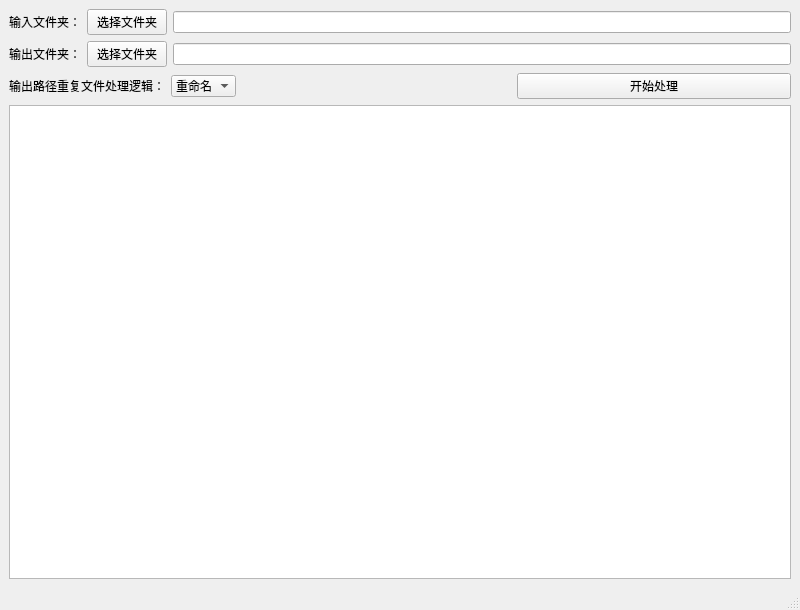
Before: the Qt Designer form frontendQT/salesStatTool/mainwindow.ui in niokia0v0/AutoOfficeFramework, drawn with Qt 5.
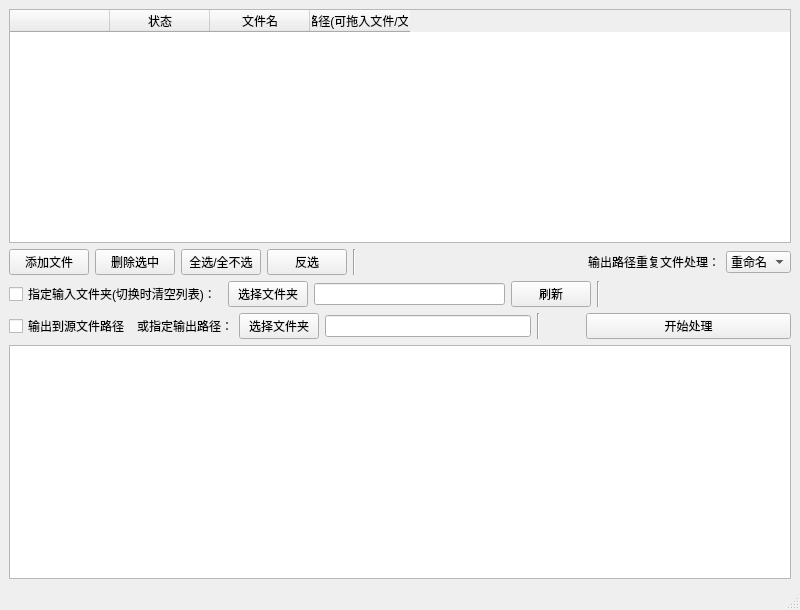
After: the same form once the commit is applied.

Commit message: v0.3: 架构重构与交互升级 此版本用交互式文件列表取代了原有的单一路径输入，并重构了核心架构，以提供更灵活、更直观的操作体验。 -文件模式（支持拖拽、多选）和文件夹模式（自动扫描指定路径、刷新）。 -处理过程中，每个文件的状态（成功、失败、跳过）会实时在列表中更新。 -采用更稳健的管道通信机制，取代了简单的命令行参数传递。 -优化了 .pro 配置以及depoly.bat

Diff of the .ui file:
```diff
--- a/frontendQT/salesStatTool/mainwindow.ui
+++ b/frontendQT/salesStatTool/mainwindow.ui
@@ -16,56 +16,110 @@
   <widget class="QWidget" name="centralwidget">
    <layout class="QVBoxLayout" name="verticalLayout">
     <item>
-     <layout class="QHBoxLayout" name="horizontalLayout">
-      <item>
-       <widget class="QLabel" name="label">
-        <property name="text">
-         <string>输入文件夹：</string>
-        </property>
-       </widget>
-      </item>
-      <item>
-       <widget class="QPushButton" name="browseInputButton">
-        <property name="text">
-         <string>选择文件夹</string>
-        </property>
-       </widget>
-      </item>
-      <item>
-       <widget class="QLineEdit" name="inputPathLineEdit"/>
-      </item>
-     </layout>
-    </item>
-    <item>
-     <layout class="QHBoxLayout" name="horizontalLayout_3">
-      <item>
-       <widget class="QLabel" name="label_2">
-        <property name="text">
-         <string>输出文件夹：</string>
-        </property>
-       </widget>
-      </item>
-      <item>
-       <widget class="QPushButton" name="browseOutputButton">
-        <property name="text">
-         <string>选择文件夹</string>
-        </property>
-       </widget>
-      </item>
-      <item>
-       <widget class="QLineEdit" name="outputPathLineEdit"/>
-      </item>
-     </layout>
+     <widget class="QTableWidget" name="fileListTableWidget">
+      <property name="acceptDrops">
+       <bool>true</bool>
+      </property>
+      <property name="editTriggers">
+       <set>QAbstractItemView::NoEditTriggers</set>
+      </property>
+      <property name="dragDropMode">
+       <enum>QAbstractItemView::DropOnly</enum>
+      </property>
+      <property name="selectionBehavior">
+       <enum>QAbstractItemView::SelectRows</enum>
+      </property>
+      <property name="columnCount">
+       <number>4</number>
+      </property>
+      <column>
+       <property name="text">
+        <string/>
+       </property>
+      </column>
+      <column>
+       <property name="text">
+        <string>状态</string>
+       </property>
+      </column>
+      <column>
+       <property name="text">
+        <string>文件名</string>
+       </property>
+      </column>
+      <column>
+       <property name="text">
+        <string>文件路径(可拖入文件/文件夹)</string>
+       </property>
+      </column>
+     </widget>
     </item>
     <item>
      <layout class="QHBoxLayout" name="horizontalLayout_4">
+      <item>
+       <widget class="QPushButton" name="addFilesButton">
+        <property name="text">
+         <string>添加文件</string>
+        </property>
+       </widget>
+      </item>
+      <item>
+       <widget class="QPushButton" name="removeSelectedButton">
+        <property name="text">
+         <string>删除选中</string>
+        </property>
+       </widget>
+      </item>
+      <item>
+       <widget class="QPushButton" name="selectAllButton">
+        <property name="text">
+         <string>全选/全不选</string>
+        </property>
+       </widget>
+      </item>
+      <item>
+       <widget class="QPushButton" name="invertSelectionButton">
+        <property name="text">
+         <string>反选</string>
+        </property>
+       </widget>
+      </item>
+      <item>
+       <widget class="Line" name="line">
+        <property name="orientation">
+         <enum>Qt::Vertical</enum>
+        </property>
+       </widget>
+      </item>
+      <item>
+       <spacer name="horizontalSpacer">
+        <property name="orientation">
+         <enum>Qt::Horizontal</enum>
+        </property>
+        <property name="sizeType">
+         <enum>QSizePolicy::Expanding</enum>
+        </property>
+        <property name="sizeHint" stdset="0">
+         <size>
+          <width>40</width>
+          <height>20</height>
+         </size>
+        </property>
+       </spacer>
+      </item>
       <item>
        <widget class="QLabel" name="label_3">
+        <property name="sizePolicy">
+         <sizepolicy hsizetype="Preferred" vsizetype="Preferred">
+          <horstretch>0</horstretch>
+          <verstretch>0</verstretch>
+         </sizepolicy>
+        </property>
         <property name="toolTip">
          <string>&lt;html&gt;&lt;head/&gt;&lt;body&gt;&lt;p&gt;[输出文件夹]内已存在与[将要输出的文件]同名的文件时的处理逻辑&lt;/p&gt;&lt;/body&gt;&lt;/html&gt;</string>
         </property>
         <property name="text">
-         <string>输出路径重复文件处理逻辑：</string>
+         <string>输出路径重复文件处理：</string>
         </property>
        </widget>
       </item>
@@ -103,11 +157,71 @@
         </item>
        </widget>
       </item>
+     </layout>
+    </item>
+    <item>
+     <layout class="QHBoxLayout" name="horizontalLayout_5">
       <item>
-       <spacer name="horizontalSpacer">
+       <widget class="QCheckBox" name="useDirectoryModeCheckBox">
+        <property name="sizePolicy">
+         <sizepolicy hsizetype="Preferred" vsizetype="Fixed">
+          <horstretch>0</horstretch>
+          <verstretch>0</verstretch>
+         </sizepolicy>
+        </property>
+        <property name="text">
+         <string>指定输入文件夹(切换时清空列表)：</string>
+        </property>
+       </widget>
+      </item>
+      <item>
+       <widget class="QPushButton" name="browseInputDirButton">
+        <property name="sizePolicy">
+         <sizepolicy hsizetype="Preferred" vsizetype="Fixed">
+          <horstretch>0</horstretch>
+          <verstretch>0</verstretch>
+         </sizepolicy>
+        </property>
+        <property name="text">
+         <string>选择文件夹</string>
+        </property>
+       </widget>
+      </item>
+      <item>
+       <widget class="QLineEdit" name="inputDirPathLineEdit">
+        <property name="sizePolicy">
+         <sizepolicy hsizetype="Expanding" vsizetype="Fixed">
+          <horstretch>0</horstretch>
+          <verstretch>0</verstretch>
+         </sizepolicy>
+        </property>
+       </widget>
+      </item>
+      <item>
+       <widget class="QPushButton" name="refreshDirButton">
+        <property name="toolTip">
+         <string>重新扫描指定的输入文件夹，并更新下方的文件列表</string>
+        </property>
+        <property name="text">
+         <string>刷新</string>
+        </property>
+       </widget>
+      </item>
+      <item>
+       <widget class="Line" name="line_3">
         <property name="orientation">
+         <enum>Qt::Vertical</enum>
+        </property>
+       </widget>
+      </item>
+      <item>
+       <spacer name="horizontalSpacer_3">
+        <property name="orientation">
          <enum>Qt::Horizontal</enum>
         </property>
+        <property name="sizeType">
+         <enum>QSizePolicy::Expanding</enum>
+        </property>
         <property name="sizeHint" stdset="0">
          <size>
           <width>40</width>
@@ -116,14 +230,71 @@
         </property>
        </spacer>
       </item>
+     </layout>
+    </item>
+    <item>
+     <layout class="QHBoxLayout" name="horizontalLayout_3">
       <item>
-       <widget class="QPushButton" name="processButton">
+       <widget class="QCheckBox" name="outputToSourceCheckBox">
+        <property name="text">
+         <string>输出到源文件路径</string>
+        </property>
+       </widget>
+      </item>
+      <item>
+       <widget class="QLabel" name="label_2">
+        <property name="text">
+         <string>或指定输出路径：</string>
+        </property>
+       </widget>
+      </item>
+      <item>
+       <widget class="QPushButton" name="browseOutputButton">
+        <property name="text">
+         <string>选择文件夹</string>
+        </property>
+       </widget>
+      </item>
+      <item>
+       <widget class="QLineEdit" name="outputPathLineEdit"/>
+      </item>
+      <item>
+       <widget class="Line" name="line_2">
+        <property name="orientation">
+         <enum>Qt::Vertical</enum>
+        </property>
+       </widget>
+      </item>
+      <item>
+       <spacer name="horizontalSpacer_2">
+        <property name="orientation">
+         <enum>Qt::Horizontal</enum>
+        </property>
+        <property name="sizeType">
+         <enum>QSizePolicy::Preferred</enum>
+        </property>
+        <property name="sizeHint" stdset="0">
+         <size>
+          <width>40</width>
+          <height>20</height>
+         </size>
+        </property>
+       </spacer>
+      </item>
+      <item>
+       <widget class="QPushButton" name="startProcessButton">
         <property name="sizePolicy">
          <sizepolicy hsizetype="Expanding" vsizetype="Fixed">
           <horstretch>0</horstretch>
           <verstretch>0</verstretch>
          </sizepolicy>
         </property>
+        <property name="maximumSize">
+         <size>
+          <width>239</width>
+          <height>16777215</height>
+         </size>
+        </property>
         <property name="text">
          <string>开始处理</string>
         </property>
```
Left out of the diff: 5 changed lines with no effect on the pictures. The commit also changes 7 other files.
